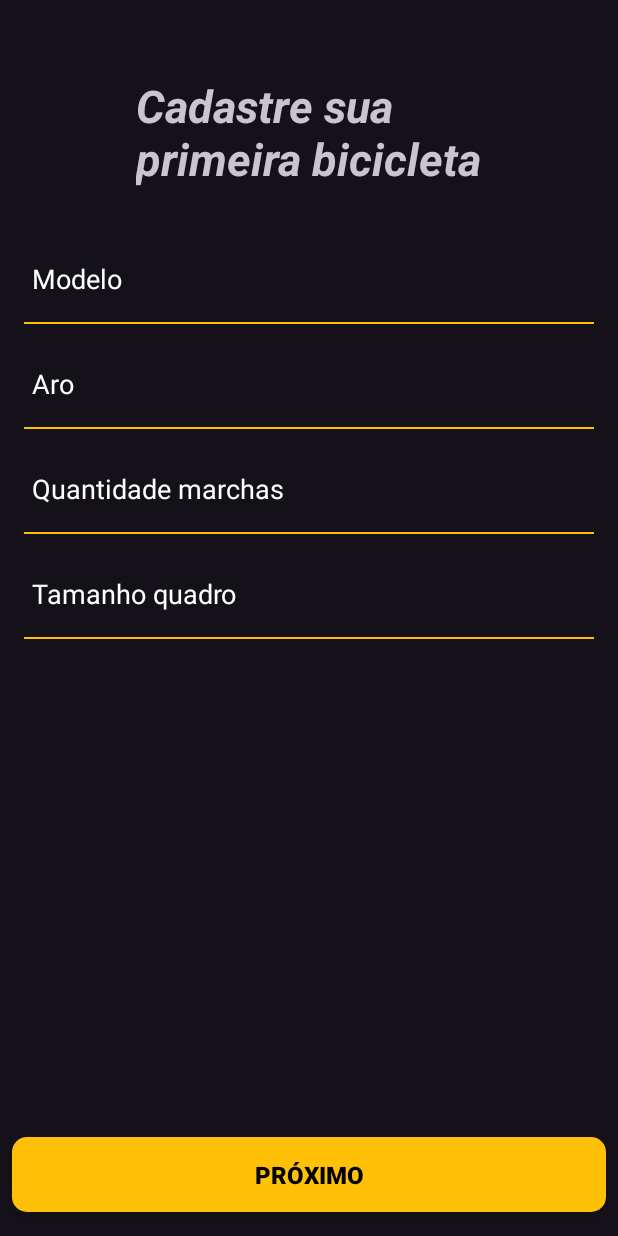
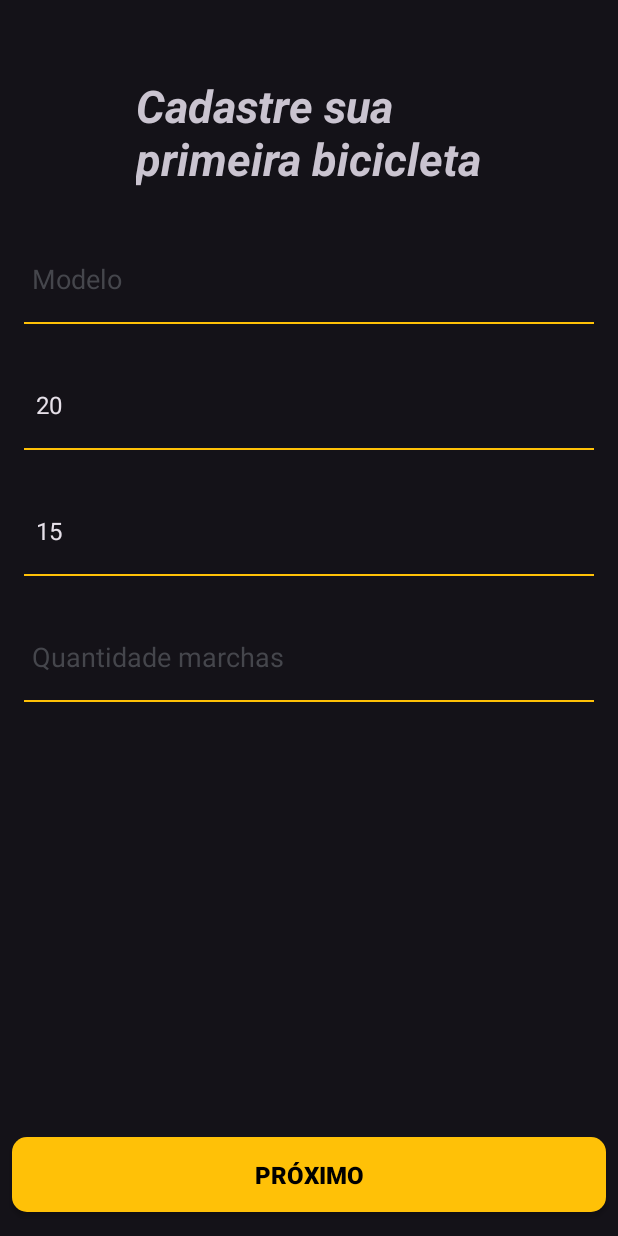
Before and after one commit to silva93felipe/BicicretaAndroid, an Android app: the CadastroBicicletaActivity screen opened directly, with no data from a screen before it, on a phone screen of 412 x 824 dp. Run offline under Robolectric (Android 15) with nearby library versions, the light colour scheme and no system bars.

Commit message:
feat: Criando form do cadastro da bicicleta

```diff
--- a/app/src/main/java/com/app/bicicreta/app/activity/ApresentacaoActivity.java
+++ b/app/src/main/java/com/app/bicicreta/app/activity/ApresentacaoActivity.java
@@ -23,7 +23,7 @@ public class ApresentacaoActivity extends AppCompatActivity {
 
     private void inicializarComponentes(){
         nomeEditText = findViewById(R.id.nomeEditText);
-        buttonNext = findViewById(R.id.buttonNext);
+        buttonNext = findViewById(R.id.buttonBicicletaNext);
         buttonNext.setOnClickListener(v -> createUser());
     }
 
--- a/app/src/main/java/com/app/bicicreta/app/activity/BemVindoActivity.java
+++ b/app/src/main/java/com/app/bicicreta/app/activity/BemVindoActivity.java
@@ -20,7 +20,7 @@ public class BemVindoActivity extends AppCompatActivity {
     }
 
     private void inicializarComponentes(){
-        buttonNext = findViewById(R.id.buttonNext);
+        buttonNext = findViewById(R.id.buttonBicicletaNext);
         buttonNext.setOnClickListener(v -> handleNext());
     }
 
--- a/app/src/main/java/com/app/bicicreta/app/activity/CadastroBicicletaActivity.java
+++ b/app/src/main/java/com/app/bicicreta/app/activity/CadastroBicicletaActivity.java
@@ -2,15 +2,93 @@ package com.app.bicicreta.app.activity;
 
 import androidx.appcompat.app.AppCompatActivity;
 
+import android.content.Intent;
 import android.os.Bundle;
+import android.widget.ArrayAdapter;
+import android.widget.Button;
+import android.widget.EditText;
+import android.widget.Spinner;
+import android.widget.TextView;
+import android.widget.Toast;
 
 import com.app.bicicreta.R;
+import com.app.bicicreta.app.model.Bicicleta;
+import com.app.bicicreta.app.repository.BicicletaRepository;
+import com.app.bicicreta.app.repository.UserRepository;
+
+import java.util.ArrayList;
 
 public class CadastroBicicletaActivity extends AppCompatActivity {
-
+    private Spinner aroSpinner, quadroSpinner;
+    private EditText modeloTextView, quantidadeMarchaTextView;
+    private Button buttonNext;
     @Override
     protected void onCreate(Bundle savedInstanceState) {
         super.onCreate(savedInstanceState);
         setContentView(R.layout.activity_cadastro_bicicleta);
+        iniciarComponentes();
+    }
+
+    private void iniciarComponentes(){
+        aroSpinner = findViewById(R.id.aroSpinner);
+        ArrayAdapter<String> adapterAro = new ArrayAdapter<>(this, androidx.appcompat.R.layout.support_simple_spinner_dropdown_item, opcoesAro());
+        aroSpinner.setAdapter(adapterAro);
+
+        quadroSpinner = findViewById(R.id.quadroSpinner);
+        ArrayAdapter<String> quadroAdapter = new ArrayAdapter<>(this, androidx.appcompat.R.layout.support_simple_spinner_dropdown_item, opcoesQuadro());
+        quadroSpinner.setAdapter(quadroAdapter);
+
+        modeloTextView = findViewById(R.id.modeloTextView);
+        quantidadeMarchaTextView = findViewById(R.id.quantidadeMarchasTextView);
+        buttonNext = findViewById(R.id.buttonAdicionarBicicleta);
+        buttonNext.setOnClickListener(h -> createBicicleta());
+    }
+
+    private String[] opcoesAro(){
+        return new String[]{"20", "24", "26", "29"};
+    }
+
+    private String[] opcoesQuadro(){
+        return new String[]{"15", "17", "19", "21"};
+    }
+
+    private void createBicicleta(){
+        ArrayList<String> erros = new ArrayList<>();
+        if(modeloTextView.getText().toString().trim().isEmpty()){
+            erros.add("modelo");
+        }
+
+        if(quantidadeMarchaTextView.getText().toString().trim().isEmpty()){
+            erros.add("marchas");
+        }
+
+        if(aroSpinner.getSelectedItem().toString().trim().isEmpty()){
+            erros.add("aro");
+        }
+
+        if(quadroSpinner.getSelectedItem().toString().trim().isEmpty()){
+            erros.add("quadro");
+        }
+
+        if(!erros.isEmpty()){
+            Toast.makeText(this, "Por favor, Preencha os sequintes campos: " + erros, Toast.LENGTH_LONG).show();
+            return;
+        }
+
+        String modelo = String.valueOf(modeloTextView.getText());
+        int marchas = Integer.parseInt(quantidadeMarchaTextView.getText().toString());
+        int aro = Integer.parseInt(aroSpinner.getSelectedItem().toString());
+        int quadro = Integer.parseInt(quadroSpinner.getSelectedItem().toString());
+
+        Bicicleta newBicicleta = new Bicicleta(modelo, aro, marchas, quadro);
+        BicicletaRepository repository = new BicicletaRepository(this);
+        repository.add(newBicicleta);
+        handleClickNextPage();
+    }
+
+    private void handleClickNextPage(){
+        Intent mainIntent = new Intent(CadastroBicicletaActivity.this, MainActivity.class);
+        startActivity(mainIntent);
+        finish();
     }
 }
--- a/app/src/main/res/layout/activity_bem_vindo.xml
+++ b/app/src/main/res/layout/activity_bem_vindo.xml
@@ -45,7 +45,7 @@
     </FrameLayout>
 
     <TextView
-        android:id="@+id/buttonNext"
+        android:id="@+id/buttonBicicletaNext"
         android:layout_width="170dp"
         android:layout_height="65dp"
         android:background="@drawable/background_corner_yellow"
--- a/app/src/main/res/layout/activity_cadastro_bicicleta.xml
+++ b/app/src/main/res/layout/activity_cadastro_bicicleta.xml
@@ -10,12 +10,11 @@
         android:id="@+id/scrollView2"
         android:layout_width="0dp"
         android:layout_height="0dp"
-        app:layout_constraintBottom_toBottomOf="parent"
+        android:layout_marginBottom="32dp"
+        app:layout_constraintBottom_toTopOf="@+id/buttonAdicionarBicicleta"
         app:layout_constraintEnd_toEndOf="parent"
-        app:layout_constraintHorizontal_bias="1.0"
         app:layout_constraintStart_toStartOf="parent"
-        app:layout_constraintTop_toTopOf="parent"
-        app:layout_constraintVertical_bias="0.0">
+        app:layout_constraintTop_toTopOf="parent">
 
         <androidx.constraintlayout.widget.ConstraintLayout
             android:layout_width="match_parent"
@@ -34,7 +33,7 @@
                 app:layout_constraintTop_toTopOf="parent" />
 
             <EditText
-                android:id="@+id/editTextTextPersonName"
+                android:id="@+id/modeloTextView"
                 android:layout_width="0dp"
                 android:layout_height="60dp"
                 android:layout_marginStart="16dp"
@@ -45,68 +44,59 @@
                 android:hint="Modelo"
                 android:inputType="textPersonName"
                 android:paddingStart="5dp"
-                android:textColor="@color/yellow"
-                android:textColorHint="@color/white"
+                android:textColor="@color/white"
+                android:textColorHint="@color/material_dynamic_neutral30"
                 app:layout_constraintEnd_toEndOf="parent"
                 app:layout_constraintHorizontal_bias="0.0"
                 app:layout_constraintStart_toStartOf="parent"
                 app:layout_constraintTop_toBottomOf="@+id/textView5" />
 
-            <EditText
-                android:id="@+id/editTextTextPersonName2"
+            <Spinner
+                android:id="@+id/aroSpinner"
                 android:layout_width="0dp"
                 android:layout_height="60dp"
-                android:layout_marginTop="10dp"
+                android:layout_marginTop="24dp"
                 android:background="@drawable/edittext_background"
-                android:ems="10"
-                android:hint="Aro"
-                android:inputType="textPersonName"
-                android:paddingStart="5dp"
-                android:textColor="@color/yellow"
-                android:textColorHint="@color/white"
-                app:layout_constraintEnd_toEndOf="@+id/editTextTextPersonName"
-                app:layout_constraintStart_toStartOf="@+id/editTextTextPersonName"
-                app:layout_constraintTop_toBottomOf="@+id/editTextTextPersonName" />
+                app:layout_constraintEnd_toEndOf="@+id/modeloTextView"
+                app:layout_constraintHorizontal_bias="1.0"
+                app:layout_constraintStart_toStartOf="@+id/modeloTextView"
+                app:layout_constraintTop_toBottomOf="@+id/modeloTextView" />
+
+            <Spinner
+                android:id="@+id/quadroSpinner"
+                android:layout_width="0dp"
+                android:layout_height="60dp"
+                android:layout_marginTop="24dp"
+                android:background="@drawable/edittext_background"
+                app:layout_constraintEnd_toEndOf="@+id/aroSpinner"
+                app:layout_constraintHorizontal_bias="0.0"
+                app:layout_constraintStart_toStartOf="@+id/aroSpinner"
+                app:layout_constraintTop_toBottomOf="@+id/aroSpinner" />
 
             <EditText
-                android:id="@+id/editTextTextPersonName3"
+                android:id="@+id/quantidadeMarchasTextView"
                 android:layout_width="0dp"
                 android:layout_height="60dp"
-                android:layout_marginTop="10dp"
-                android:background="@drawable/edittext_background"
-                android:ems="10"
-                android:hint="Tamanho quadro"
-                android:inputType="textPersonName"
-                android:paddingStart="5dp"
-                android:textColor="@color/yellow"
-                android:textColorHint="@color/white"
-                app:layout_constraintEnd_toEndOf="@+id/editTextTextPersonName4"
-                app:layout_constraintHorizontal_bias="0.0"
-                app:layout_constraintStart_toStartOf="@+id/editTextTextPersonName4"
-                app:layout_constraintTop_toBottomOf="@+id/editTextTextPersonName4" />
-
-            <EditText
-                android:id="@+id/editTextTextPersonName4"
-                android:layout_width="0dp"
-                android:layout_height="60dp"
-                android:layout_marginTop="10dp"
+                android:layout_marginTop="24dp"
+                android:layout_marginBottom="32dp"
                 android:background="@drawable/edittext_background"
                 android:ems="10"
                 android:hint="Quantidade marchas"
-                android:inputType="textPersonName"
+                android:inputType="number"
                 android:paddingStart="5dp"
-                android:textColor="@color/yellow"
-                android:textColorHint="@color/white"
-                app:layout_constraintEnd_toEndOf="@+id/editTextTextPersonName2"
+                android:textColor="@color/white"
+                android:textColorHint="@color/material_dynamic_neutral30"
+                app:layout_constraintBottom_toBottomOf="parent"
+                app:layout_constraintEnd_toEndOf="@+id/quadroSpinner"
                 app:layout_constraintHorizontal_bias="0.0"
-                app:layout_constraintStart_toStartOf="@+id/editTextTextPersonName2"
-                app:layout_constraintTop_toBottomOf="@+id/editTextTextPersonName2" />
+                app:layout_constraintStart_toStartOf="@+id/quadroSpinner"
+                app:layout_constraintTop_toBottomOf="@+id/quadroSpinner" />
 
         </androidx.constraintlayout.widget.ConstraintLayout>
     </ScrollView>
 
     <androidx.appcompat.widget.AppCompatButton
-        android:id="@+id/buttonNext"
+        android:id="@+id/buttonAdicionarBicicleta"
         android:layout_width="0dp"
         android:layout_height="50dp"
         android:layout_marginStart="8dp"
@@ -120,6 +110,7 @@
         android:textStyle="bold"
         app:layout_constraintBottom_toBottomOf="parent"
         app:layout_constraintEnd_toEndOf="parent"
+        app:layout_constraintHorizontal_bias="0.0"
         app:layout_constraintStart_toStartOf="parent" />
 
 </androidx.constraintlayout.widget.ConstraintLayout>
```
Also changed, not shown: app/src/main/java/com/app/bicicreta/app/model/Bicicleta.java (added, +81 -0 lines), app/src/main/java/com/app/bicicreta/app/repository/BicicletaRepository.java (added, +38 -0 lines), app/src/main/res/layout/activity_apresentacao.xml (+9 -14 lines).
